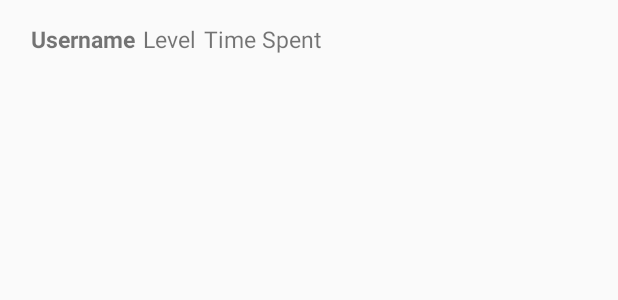
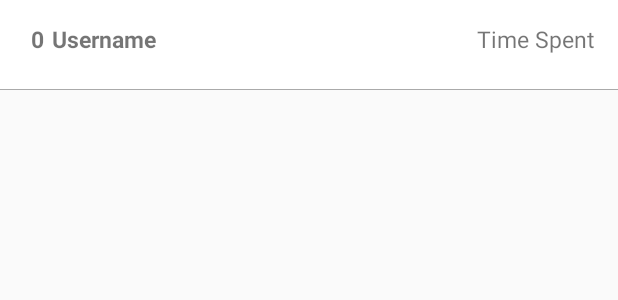
Before and after one commit to TechPiranja/Kugellabyrinth, an Android app: the layout score_cell.xml on its own in the app's theme, with its tools: preview values and no code run, on a phone screen of 412 x 824 dp. Shown: the top 300 px of the screen. Run offline under Robolectric (Android 15) with nearby library versions, the phone set to English and light mode, and no system bars.

Commit message:
improved cell styling

```diff
--- a/app/src/main/res/layout/score_cell.xml
+++ b/app/src/main/res/layout/score_cell.xml
@@ -3,7 +3,21 @@
     xmlns:android="http://schemas.android.com/apk/res/android"
     android:layout_width="match_parent"
     android:layout_height="60dp"
-    android:padding="15dp">
+    android:orientation="vertical">
+    <LinearLayout
+        xmlns:android="http://schemas.android.com/apk/res/android"
+        android:layout_width="match_parent"
+        android:layout_height="59dp"
+        android:padding="15dp"
+        android:background="@color/cardview_light_background">
+        <TextView
+            android:id="@+id/winnerPlace"
+            android:layout_width="wrap_content"
+            android:layout_height="wrap_content"
+            android:text="0"
+            android:textStyle="bold"
+            android:layout_marginLeft="5dp"
+            android:textSize="15dp"/>
         <TextView
             android:id="@+id/cellUsername"
             android:layout_width="wrap_content"
@@ -12,13 +26,7 @@
             android:textStyle="bold"
             android:layout_marginLeft="5dp"
             android:maxLines="1"
-        android:textSize="15dp"/>
-    <TextView
-        android:id="@+id/cellLevel"
-        android:layout_width="wrap_content"
-        android:layout_height="wrap_content"
-        android:layout_marginLeft="5dp"
-        android:text="Level"
+            android:layout_weight="1"
             android:textSize="15dp"/>
         <TextView
             android:id="@+id/cellTimeSpent"
@@ -29,3 +37,10 @@
             android:textSize="15dp"/>
 
     </LinearLayout>
+
+    <View
+        android:layout_width="match_parent"
+        android:layout_height="1dp"
+        android:background="@android:color/darker_gray"
+        />
+</LinearLayout>
```
Also changed, not shown: app/src/main/java/com/example/kugellabyrinth/ScoreAdapter.java (+5 -7 lines), app/src/main/res/layout/activity_scoreboard.xml (+19 -5 lines). Lines whose indentation alone changed are shown as unchanged.
